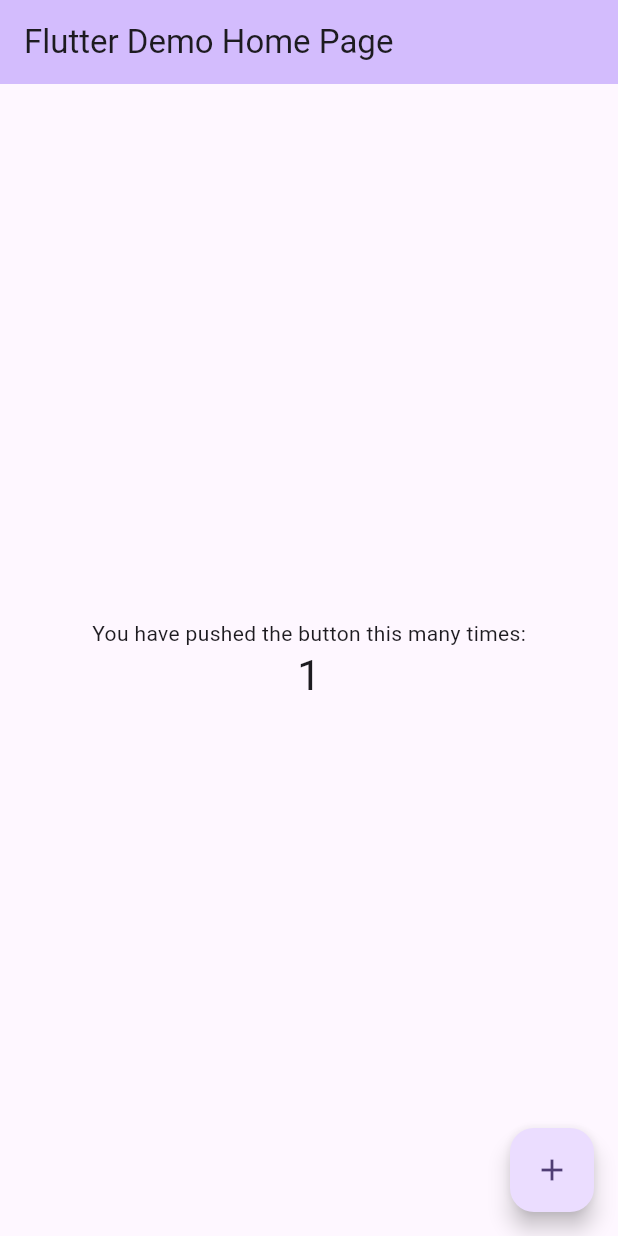
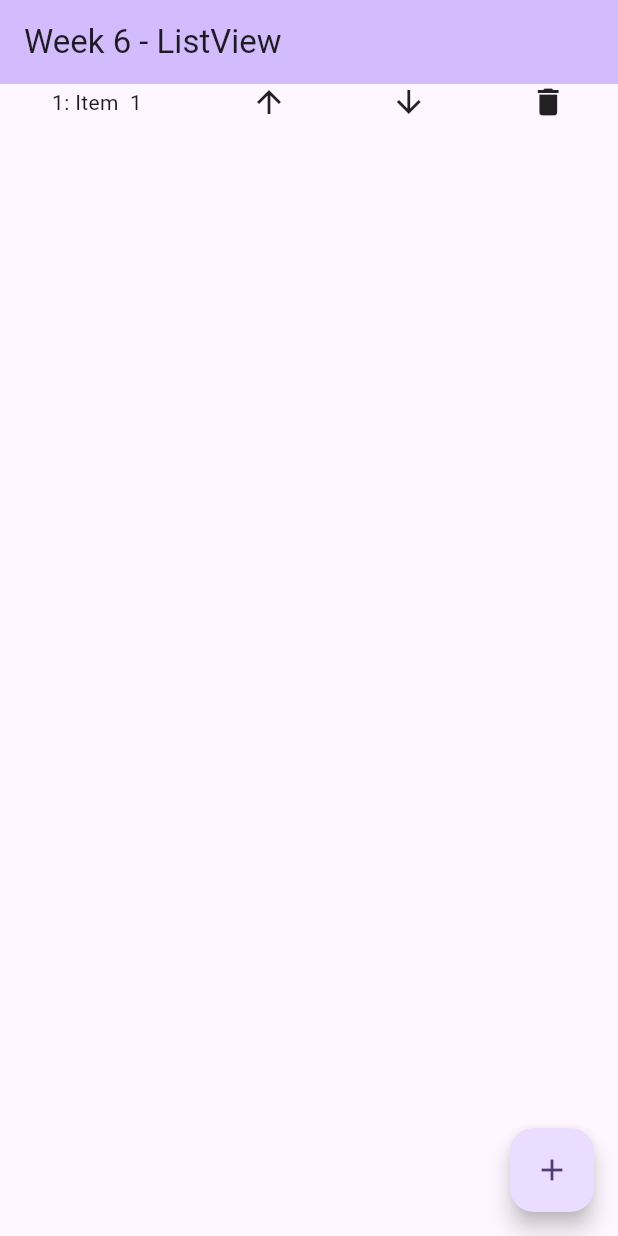
Before and after one commit to gourteacher/cst2335_25w_samples, a Flutter app: the screen it shows after launch, after a tap on the "add" icon, on a phone screen of 412 x 824 dp. Run offline on Flutter 3.47's test engine with Material 3 defaults, Android fonts, the phone set to English and light mode, and no system bars.

Commit message:
Week 6 : ListView Example

```diff
--- a/lib/main.dart
+++ b/lib/main.dart
@@ -1,3 +1,5 @@
+import 'dart:math';
+
 import 'package:flutter/material.dart';
 
 void main() {
@@ -11,43 +13,19 @@
   @override
   Widget build(BuildContext context) {
     return MaterialApp(
-      title: 'Flutter Demo',
+      title: 'CST2335 Samples',
       theme: ThemeData(
         // This is the theme of your application.
-        //
-        // TRY THIS: Try running your application with "flutter run". You'll see
-        // the application has a purple toolbar. Then, without quitting the app,
-        // try changing the seedColor in the colorScheme below to Colors.green
-        // and then invoke "hot reload" (save your changes or press the "hot
-        // reload" button in a Flutter-supported IDE, or press "r" if you used
-        // the command line to start the app).
-        //
-        // Notice that the counter didn't reset back to zero; the application
-        // state is not lost during the reload. To reset the state, use hot
-        // restart instead.
-        //
-        // This works for code too, not just values: Most code changes can be
-        // tested with just a hot reload.
         colorScheme: ColorScheme.fromSeed(seedColor: Colors.deepPurple),
         useMaterial3: true,
       ),
-      home: const MyHomePage(title: 'Flutter Demo Home Page'),
+      home: const MyHomePage(title: 'Week 6 - ListView'),
     );
   }
 }
 
 class MyHomePage extends StatefulWidget {
   const MyHomePage({super.key, required this.title});
-
-  // This widget is the home page of your application. It is stateful, meaning
-  // that it has a State object (defined below) that contains fields that affect
-  // how it looks.
-
-  // This class is the configuration for the state. It holds the values (in this
-  // case the title) provided by the parent (in this case the App widget) and
-  // used by the build method of the State. Fields in a Widget subclass are
-  // always marked "final".
-
   final String title;
 
   @override
@@ -55,71 +33,81 @@
 }
 
 class _MyHomePageState extends State<MyHomePage> {
-  int _counter = 0;
+  var wordsArray = <String>[ ];
 
-  void _incrementCounter() {
-    setState(() {
-      // This call to setState tells the Flutter framework that something has
-      // changed in this State, which causes it to rerun the build method below
-      // so that the display can reflect the updated values. If we changed
-      // _counter without calling setState(), then the build method would not be
-      // called again, and so nothing would appear to happen.
-      _counter++;
-    });
+  @override //same as in java
+  void initState() {
+    super.initState(); //call the parent initState()
+  }
+
+  @override
+  void dispose()
+  {
+    super.dispose();
   }
 
   @override
   Widget build(BuildContext context) {
-    // This method is rerun every time setState is called, for instance as done
-    // by the _incrementCounter method above.
-    //
-    // The Flutter framework has been optimized to make rerunning build methods
-    // fast, so that you can just rebuild anything that needs updating rather
-    // than having to individually change instances of widgets.
     return Scaffold(
-      appBar: AppBar(
-        // TRY THIS: Try changing the color here to a specific color (to
-        // Colors.amber, perhaps?) and trigger a hot reload to see the AppBar
-        // change color while the other colors stay the same.
-        backgroundColor: Theme.of(context).colorScheme.inversePrimary,
-        // Here we take the value from the MyHomePage object that was created by
-        // the App.build method, and use it to set our appbar title.
-        title: Text(widget.title),
-      ),
-      body: Center(
-        // Center is a layout widget. It takes a single child and positions it
-        // in the middle of the parent.
+        appBar: AppBar( backgroundColor: Theme.of(context).colorScheme.inversePrimary, title: Text(widget.title)),
+        body: ListPage(),
+        floatingActionButton:
+        FloatingActionButton(onPressed: addItem,
+            tooltip: 'Add Item',
+            child: const Icon(Icons.add)
+        )
+    );
+  }
+
+  void addItem() {
+    setState(() {
+      wordsArray.add("Item " + " ${wordsArray.length+1}");
+    });
+  }
+
+  Widget ListPage(){
+    return Center(
       child: Column(
-          // Column is also a layout widget. It takes a list of children and
-          // arranges them vertically. By default, it sizes itself to fit its
-          // children horizontally, and tries to be as tall as its parent.
-          //
-          // Column has various properties to control how it sizes itself and
-          // how it positions its children. Here we use mainAxisAlignment to
-          // center the children vertically; the main axis here is the vertical
-          // axis because Columns are vertical (the cross axis would be
-          // horizontal).
-          //
-          // TRY THIS: Invoke "debug painting" (choose the "Toggle Debug Paint"
-          // action in the IDE, or press "p" in the console), to see the
-          // wireframe for each widget.
         mainAxisAlignment: MainAxisAlignment.center,
         children: <Widget>[
-            const Text(
-              'You have pushed the button this many times:',
+          Expanded(child:
+          ListView.builder(
+              itemCount:wordsArray.length,
+              itemBuilder: (context, rowNum) { return
+                Row( mainAxisAlignment: MainAxisAlignment.spaceAround,
+                    children:[
+                      Text("${1+rowNum}: ${wordsArray[rowNum]} "),
+                      GestureDetector(
+                        onTap: () {
+                          setState(() {
+                            wordsArray[rowNum] = wordsArray[rowNum].toUpperCase();
+                          });
+                        },
+                        child: const Icon(Icons.arrow_upward),
                       ),
-            Text(
-              '$_counter',
-              style: Theme.of(context).textTheme.headlineMedium,
+                      GestureDetector(
+                        onDoubleTap: () {
+                          setState(() {
+                            wordsArray[rowNum] = wordsArray[rowNum].toLowerCase();
+                          });
+                        },
+                        child: const Icon(Icons.arrow_downward),
+                      ),
+                      GestureDetector(
+                        onLongPress: () {
+                          setState(() {
+                            wordsArray.removeAt(rowNum);
+                          });
+                        },
+                        child: const Icon(Icons.delete),
+                      ),
+                    ]
+                );
+              }
+          ),
           ),
         ],
       ),
-      ),
-      floatingActionButton: FloatingActionButton(
-        onPressed: _incrementCounter,
-        tooltip: 'Increment',
-        child: const Icon(Icons.add),
-      ), // This trailing comma makes auto-formatting nicer for build methods.
     );
   }
 }
```
Lines whose indentation alone changed are shown as unchanged.
